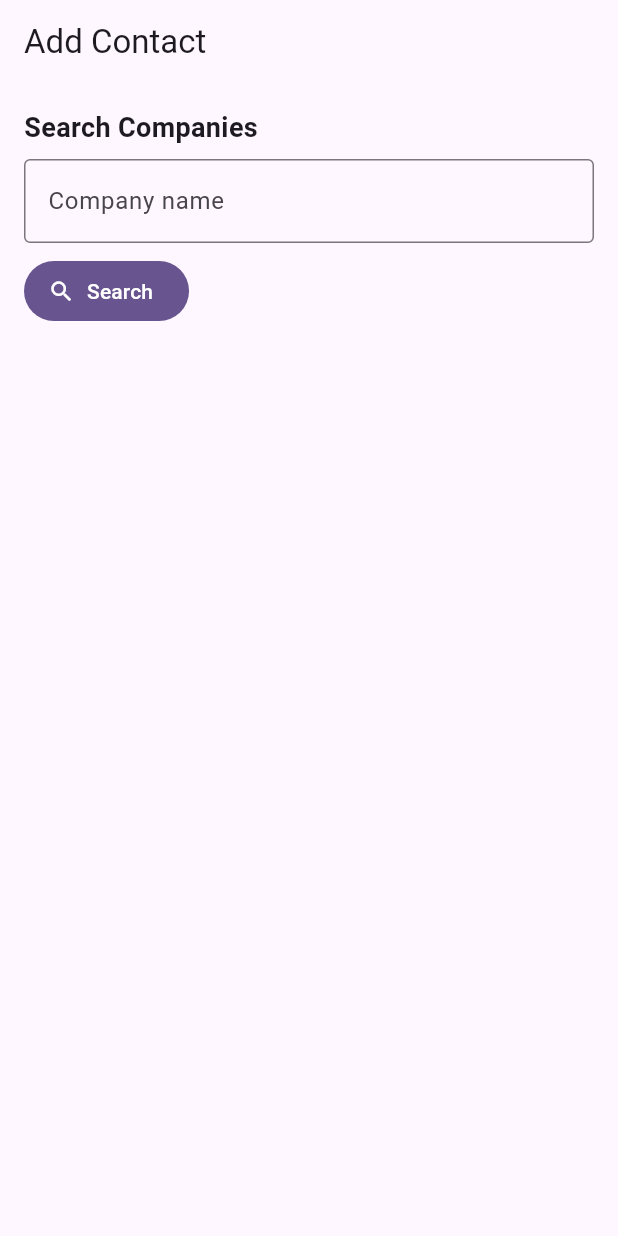
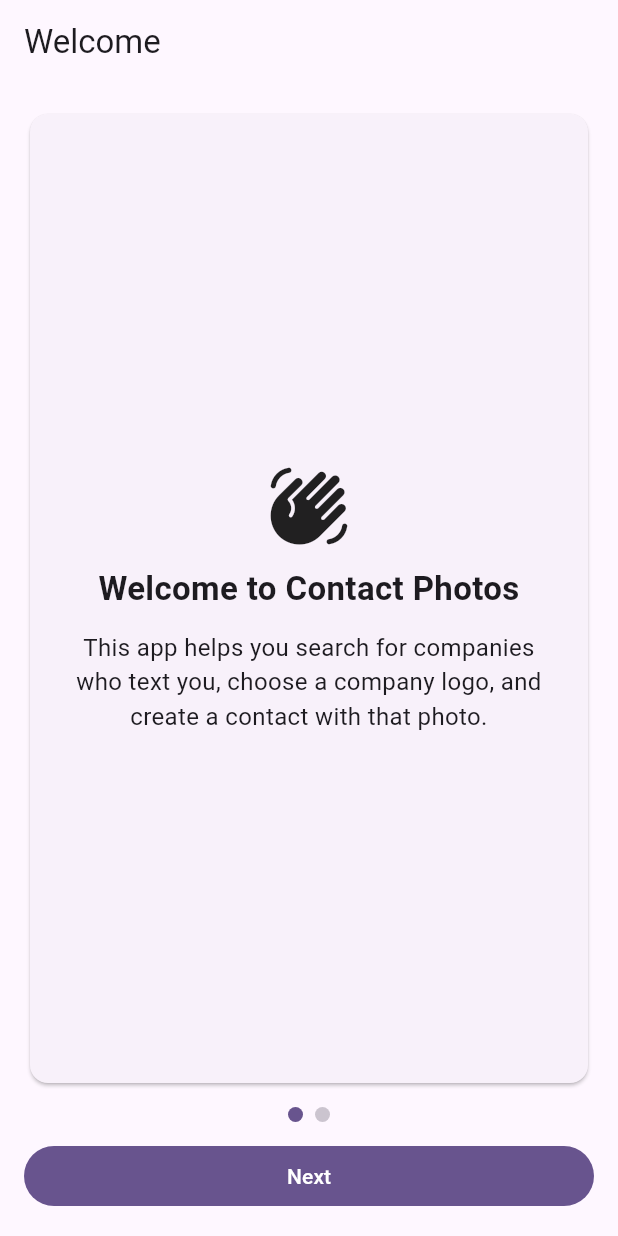
Before and after one commit to kydav/contact_photos, a Flutter app: the screen it shows after launch, on a phone screen of 412 x 824 dp. Run offline on Flutter 3.47's test engine with Material 3 defaults, Android fonts, the phone set to English and light mode, and no system bars; our stand-ins replace firebase_ai, firebase_core, flutter_contacts, flutter_hooks, permission_handler, shared_preferences and 1 more; accounts and stored records are empty.

Commit message:
intro and final creation page

```diff
--- a/lib/main.dart
+++ b/lib/main.dart
@@ -1,6 +1,11 @@
+import 'dart:async';
+
 import 'package:contact_photos/home_page.dart';
+import 'package:contact_photos/screens/intro_carousel_screen.dart';
+import 'package:contact_photos/services/preferences_service.dart';
 import 'package:firebase_core/firebase_core.dart';
 import 'package:flutter/material.dart';
+import 'package:flutter_hooks/flutter_hooks.dart';
 
 Future<void> main() async {
   WidgetsFlutterBinding.ensureInitialized();
@@ -8,12 +13,46 @@ Future<void> main() async {
   runApp(const MyApp());
 }
 
-class MyApp extends StatelessWidget {
-  const MyApp({super.key});
+class MyApp extends HookWidget {
+  const MyApp({
+    this.initialIntroShown,
+    super.key,
+  });
 
-  // This widget is the root of your application.
+  final bool? initialIntroShown;
+
   @override
   Widget build(BuildContext context) {
+    final introShown = useState<bool?>(null);
+
+    useEffect(() {
+      if (initialIntroShown != null) {
+        introShown.value = initialIntroShown;
+        return null;
+      }
+
+      Future<void> loadIntroShown() async {
+        introShown.value = await PreferencesService.hasShownIntro();
+      }
+
+      unawaited(loadIntroShown());
+      return null;
+    }, const []);
+
+    final Widget home;
+    if (introShown.value == null) {
+      home = const Scaffold(body: Center(child: CircularProgressIndicator()));
+    } else if (introShown.value ?? false) {
+      home = const HomePage();
+    } else {
+      home = IntroCarouselScreen(
+        onFinished: () async {
+          await PreferencesService.setIntroShown(value: true);
+          introShown.value = true;
+        },
+      );
+    }
+
     return MaterialApp(
       title: 'Contact Photos',
       theme: ThemeData(
@@ -25,7 +64,7 @@ class MyApp extends StatelessWidget {
             seedColor: Colors.deepPurple, brightness: Brightness.dark),
         useMaterial3: true,
       ),
-      home: const HomePage(),
+      home: home,
     );
   }
 }
--- /dev/null
+++ b/lib/screens/intro_carousel_screen.dart
@@ -0,0 +1,178 @@
+import 'dart:async';
+
+import 'package:contact_photos/services/contacts_service.dart';
+import 'package:flutter/material.dart';
+import 'package:flutter_hooks/flutter_hooks.dart';
+import 'package:permission_handler/permission_handler.dart';
+
+typedef IntroFinishedCallback = Future<void> Function();
+
+class IntroCarouselScreen extends HookWidget {
+  const IntroCarouselScreen({
+    required this.onFinished,
+    super.key,
+  });
+
+  final IntroFinishedCallback onFinished;
+
+  @override
+  Widget build(BuildContext context) {
+    final pageController = usePageController();
+    final currentPage = useState(0);
+    final isRequestingPermission = useState(false);
+    final permissionMessage = useState<String?>(null);
+
+    useEffect(() {
+      void listener() {
+        final page = pageController.page?.round() ?? 0;
+        currentPage.value = page;
+      }
+
+      pageController.addListener(listener);
+      return () => pageController.removeListener(listener);
+    }, [pageController]);
+
+    Future<void> handleNext() async {
+      if (currentPage.value == 0) {
+        await pageController.nextPage(
+          duration: const Duration(milliseconds: 250),
+          curve: Curves.easeInOut,
+        );
+        return;
+      }
+
+      isRequestingPermission.value = true;
+      permissionMessage.value = null;
+
+      try {
+        final permissionResult =
+            await ContactsService.requestContactsPermission();
+        switch (permissionResult) {
+          case ContactsPermissionResult.granted:
+            permissionMessage.value = 'Contacts access granted.';
+            break;
+          case ContactsPermissionResult.denied:
+            permissionMessage.value =
+                'Contacts access denied. You can continue and allow it later.';
+            break;
+          case ContactsPermissionResult.permanentlyDenied:
+            permissionMessage.value =
+                'Contacts access is permanently denied. Enable it in settings.';
+            break;
+        }
+
+        await onFinished();
+      } finally {
+        isRequestingPermission.value = false;
+      }
+    }
+
+    return Scaffold(
+      appBar: AppBar(title: const Text('Welcome')),
+      body: Padding(
+        padding: const EdgeInsets.all(16),
+        child: Column(
+          crossAxisAlignment: CrossAxisAlignment.stretch,
+          children: [
+            Expanded(
+              child: PageView(
+                controller: pageController,
+                physics: const NeverScrollableScrollPhysics(),
+                children: const [
+                  _IntroSlide(
+                    title: 'Welcome to Contact Photos',
+                    body:
+                        'This app helps you search for companies who text you, choose a company logo, and create a contact with that photo.',
+                    icon: Icons.waving_hand_rounded,
+                  ),
+                  _IntroSlide(
+                    title: 'Contacts Access',
+                    body:
+                        'We need access to your contacts so we can create a new contact with the company phone number and selected photo.',
+                    icon: Icons.contacts_rounded,
+                  ),
+                ],
+              ),
+            ),
+            const SizedBox(height: 12),
+            Row(
+              mainAxisAlignment: MainAxisAlignment.center,
+              children: List<Widget>.generate(
+                2,
+                (index) => Container(
+                  width: 10,
+                  height: 10,
+                  margin: const EdgeInsets.symmetric(horizontal: 4),
+                  decoration: BoxDecoration(
+                    shape: BoxShape.circle,
+                    color: index == currentPage.value
+                        ? Theme.of(context).colorScheme.primary
+                        : Theme.of(context).colorScheme.outlineVariant,
+                  ),
+                ),
+              ),
+            ),
+            const SizedBox(height: 12),
+            if (permissionMessage.value != null) ...[
+              Text(
+                permissionMessage.value!,
+                textAlign: TextAlign.center,
+                style: TextStyle(color: Theme.of(context).colorScheme.secondary),
+              ),
+              const SizedBox(height: 8),
+            ],
+            FilledButton(
+              onPressed: isRequestingPermission.value ? null : handleNext,
+              child: Text(currentPage.value == 0 ? 'Next' : 'Finish'),
+            ),
+            if (currentPage.value == 1) ...[
+              TextButton(
+                onPressed: () => unawaited(openAppSettings()),
+                child: const Text('Open Settings'),
+              ),
+            ],
+          ],
+        ),
+      ),
+    );
+  }
+}
+
+class _IntroSlide extends StatelessWidget {
+  const _IntroSlide({
+    required this.title,
+    required this.body,
+    required this.icon,
+  });
+
+  final String title;
+  final String body;
+  final IconData icon;
+
+  @override
+  Widget build(BuildContext context) {
+    return Card(
+      child: Padding(
+        padding: const EdgeInsets.all(20),
+        child: Column(
+          mainAxisAlignment: MainAxisAlignment.center,
+          children: [
+            Icon(icon, size: 56),
+            const SizedBox(height: 12),
+            Text(
+              title,
+              textAlign: TextAlign.center,
+              style: const TextStyle(fontSize: 22, fontWeight: FontWeight.w700),
+            ),
+            const SizedBox(height: 12),
+            Text(
+              body,
+              textAlign: TextAlign.center,
+              style: const TextStyle(fontSize: 16),
+            ),
+          ],
+        ),
+      ),
+    );
+  }
+}
--- /dev/null
+++ b/lib/services/contacts_service.dart
@@ -0,0 +1,42 @@
+import 'dart:typed_data';
+
+import 'package:flutter_contacts/flutter_contacts.dart';
+import 'package:permission_handler/permission_handler.dart';
+
+enum ContactsPermissionResult {
+  granted,
+  denied,
+  permanentlyDenied,
+}
+
+class ContactsService {
+  static Future<ContactsPermissionResult> requestContactsPermission() async {
+    final status = await Permission.contacts.request();
+    if (status.isGranted || status.isLimited) {
+      return ContactsPermissionResult.granted;
+    }
+    if (status.isPermanentlyDenied) {
+      return ContactsPermissionResult.permanentlyDenied;
+    }
+    return ContactsPermissionResult.denied;
+  }
+
+  static Future<void> createContact({
+    required String companyName,
+    required String phoneNumber,
+    Uint8List? photoBytes,
+  }) async {
+    final granted = await FlutterContacts.requestPermission();
+    if (!granted) {
+      throw Exception('Contacts permission was not granted.');
+    }
+
+    final contact = Contact(
+      name: Name(first: companyName),
+      phones: [Phone(phoneNumber)],
+      photo: photoBytes,
+    );
+
+    await FlutterContacts.insertContact(contact);
+  }
+}
--- /dev/null
+++ b/lib/services/preferences_service.dart
@@ -0,0 +1,15 @@
+import 'package:shared_preferences/shared_preferences.dart';
+
+class PreferencesService {
+  static const _introShownKey = 'intro_shown';
+
+  static Future<bool> hasShownIntro() async {
+    final prefs = await SharedPreferences.getInstance();
+    return prefs.getBool(_introShownKey) ?? false;
+  }
+
+  static Future<void> setIntroShown({required bool value}) async {
+    final prefs = await SharedPreferences.getInstance();
+    await prefs.setBool(_introShownKey, value);
+  }
+}
--- a/pubspec.yaml
+++ b/pubspec.yaml
@@ -19,6 +19,7 @@ dependencies:
   hooks_riverpod: ^3.3.1
   http: ^1.2.1
   permission_handler: ^12.0.1
+  shared_preferences: ^2.5.3
   webview_flutter: ^4.10.0
 
 dev_dependencies:
```
Also changed, not shown: lib/home_page.dart (+66 -15 lines), lib/screens/contact_creation_complete_page.dart (added, +39 -0 lines), lib/screens/contact_creation_page.dart (added, +110 -0 lines), lib/widgets/company_image_query_widget.dart (+29 -15 lines), pubspec.lock, 2 other files.
